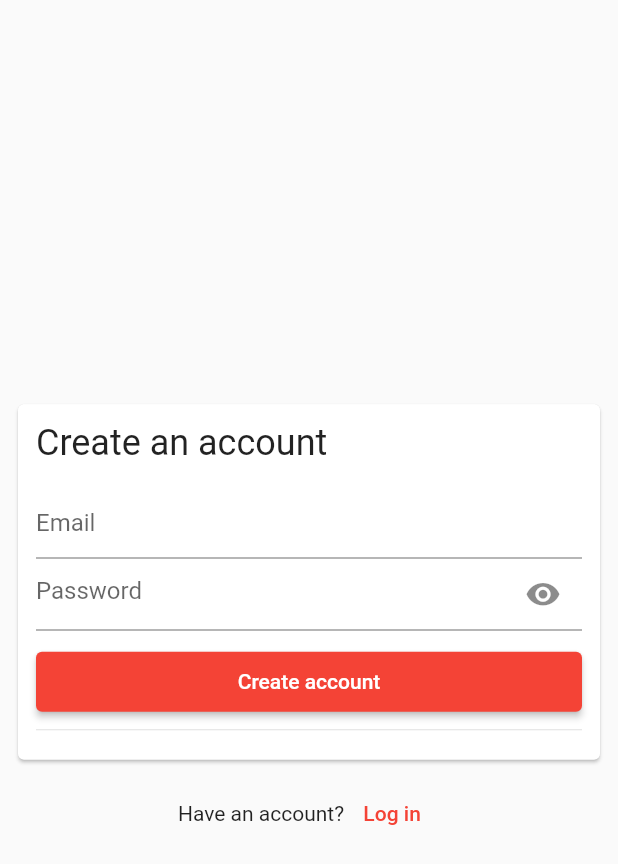
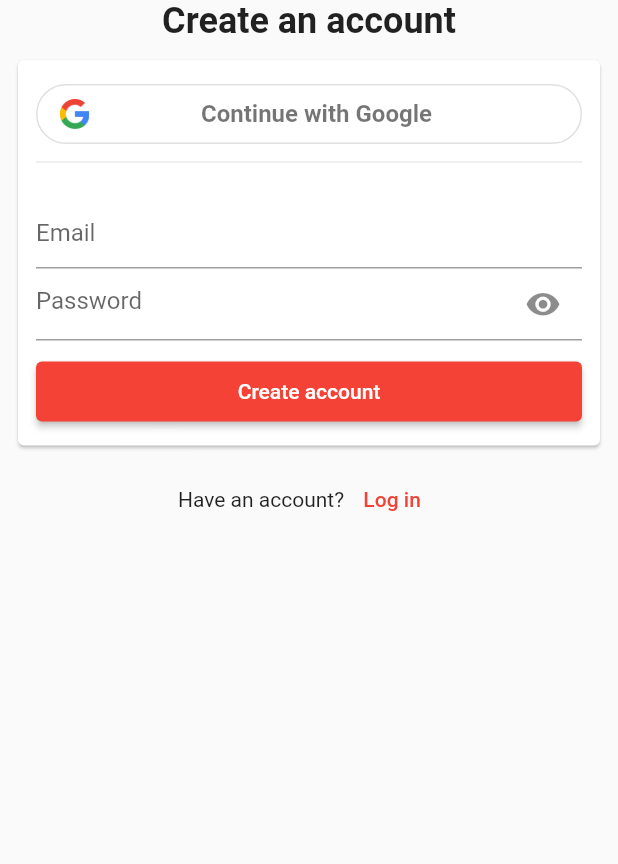
Before and after one commit to bzlister/auth-tutorial, a Flutter app: the screen it shows after launch, on a phone screen of 412 x 824 dp. Shown: the top 864 px of the screen. Run offline on Flutter 3.47's test engine with Material 2 defaults, Android fonts, the light colour scheme and no system bars; drawn by our look-alikes of loader_overlay; our stand-ins replace firebase_auth, firebase_core, firebase_database, google_sign_in, rounded_loading_button; accounts and stored records are empty.

Commit message:
various improvements to sign in/sign up

```diff
--- a/lib/auth/sign_up.dart
+++ b/lib/auth/sign_up.dart
@@ -4,6 +4,7 @@
 import 'package:provider/src/provider.dart';
 
 import 'authentication_service.dart';
+import 'social/google_sign_in_button.dart';
 
 class SignUp extends StatefulWidget {
   final _emailValidationKey = GlobalKey<FormState>();
@@ -56,21 +57,14 @@
 
   @override
   Widget build(BuildContext context) {
-    return Padding(
-      padding: const EdgeInsets.all(8.0),
-      child: Card(
+    return Card(
       child: Padding(
         padding: const EdgeInsets.all(12.0),
         child: Column(
           mainAxisAlignment: MainAxisAlignment.center,
           children: [
-              const Align(
-                alignment: Alignment.topLeft,
-                child: Text(
-                  "Create an account",
-                  style: TextStyle(fontSize: 24),
-                ),
-              ),
+            const GoogleSignInButton(),
+            const Divider(),
             if (_serviceErrorCode != null) ...[
               Padding(
                 padding: const EdgeInsets.only(top: 5),
@@ -254,9 +248,7 @@
               },
               child: const Text("Create account"),
             ),
-              const Divider(),
           ],
-          ),
         ),
       ),
     );
--- a/lib/auth/social/google_sign_in_button.dart
+++ b/lib/auth/social/google_sign_in_button.dart
@@ -15,9 +15,7 @@
 
   @override
   Widget build(BuildContext context) {
-    return Padding(
-      padding: const EdgeInsets.only(bottom: 16.0),
-      child: _isSigningIn
+    return _isSigningIn
         ? const CircularProgressIndicator(
             valueColor: AlwaysStoppedAnimation<Color>(Colors.white),
           )
@@ -65,7 +63,6 @@
                 ],
               ),
             ),
-            ),
           );
   }
 }
--- a/lib/auth/unauthenticated.dart
+++ b/lib/auth/unauthenticated.dart
@@ -20,10 +20,15 @@
 
   @override
   Widget build(BuildContext context) {
-    return Column(
+    return SingleChildScrollView(
+      child: Column(
         mainAxisAlignment: MainAxisAlignment.center,
         children: [
-        _mode == Mode.signUp ? SignUp() : SignIn(),
+          Center(child: Text(_mode == Mode.signUp ? "Create an account" : "Log in", style: const TextStyle(fontSize: 24, fontWeight: FontWeight.bold))),
+          Padding(
+            padding: const EdgeInsets.all(8),
+            child: _mode == Mode.signUp ? SignUp() : SignIn(),
+          ),
           Row(
             mainAxisAlignment: MainAxisAlignment.center,
             children: _mode == Mode.signUp
@@ -50,6 +55,7 @@
                   ],
           )
         ],
+      ),
     );
   }
 }
--- a/lib/main.dart
+++ b/lib/main.dart
@@ -3,6 +3,8 @@
 import 'package:loader_overlay/loader_overlay.dart';
 import 'package:firebase_core/firebase_core.dart';
 import 'firebase_options.dart';
+
+final GlobalKey<NavigatorState> navigatorKey = GlobalKey<NavigatorState>();
 
 Future<void> main() async {
   WidgetsFlutterBinding.ensureInitialized();
@@ -10,15 +12,16 @@
     options: DefaultFirebaseOptions.currentPlatform,
   );
 
-  runApp(const MyApp());
+  runApp(MyApp());
 }
 
 class MyApp extends StatelessWidget {
-  const MyApp({Key? key}) : super(key: key);
+  MyApp({Key? key}) : super(key: key);
 
   @override
   Widget build(BuildContext context) {
     return MaterialApp(
+      navigatorKey: navigatorKey,
       theme: ThemeData(
         primarySwatch: Colors.red,
       ),
```
Also changed, not shown: lib/auth/account_button.dart (added, +47 -0 lines), lib/auth/sign_in.dart (+4 -12 lines), lib/home.dart (+8 -64 lines), lib/to_do_list.dart (added, +37 -0 lines), lib/to_do_list_entry.dart (+7 -5 lines), pubspec.yaml (+3 -4 lines), lib/assets/google_logo.png (added). Lines whose indentation alone changed are shown as unchanged.
